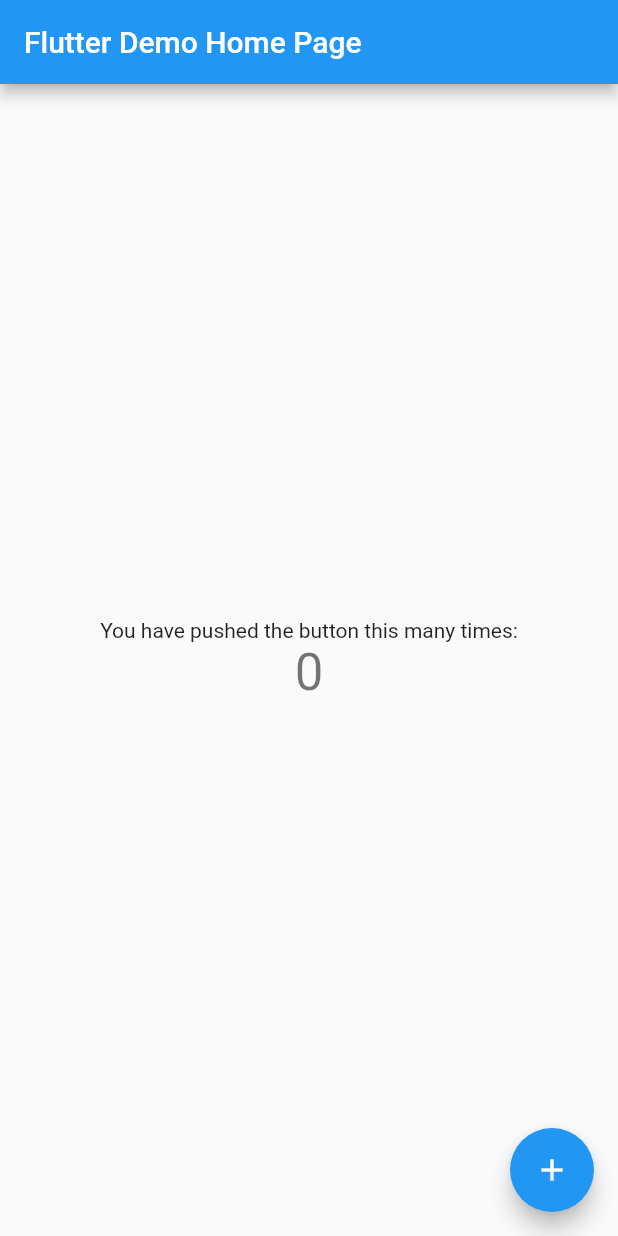
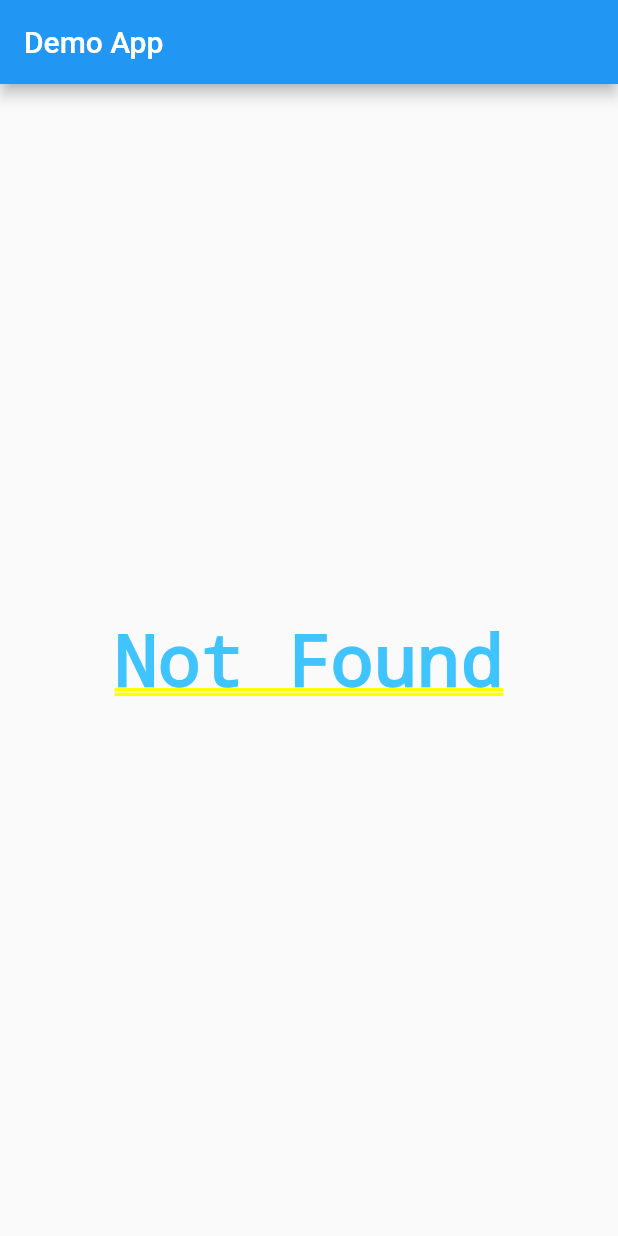
Before and after one commit to valdio/flutter-redux-mvvm, a Flutter app: the screen it shows after launch, on a phone screen of 412 x 824 dp. Run offline on Flutter 3.47's test engine with Material 2 defaults, Android fonts, the phone set to English and light mode, and no system bars; generated files the repository leaves out were written again.

Commit message:
setup basic app routing

```diff
--- /dev/null
+++ b/lib/App.dart
@@ -0,0 +1,25 @@
+import 'package:flutter/material.dart';
+import 'config/Routes.dart';
+
+class App extends StatelessWidget {
+  @override
+  Widget build(BuildContext context) {
+    return Scaffold(
+      appBar: AppBar(title: Text('Demo App')),
+      body: MaterialApp(
+        debugShowCheckedModeBanner: false,
+        onGenerateRoute: (RouteSettings settings) {
+          return MaterialPageRoute(
+            builder: (BuildContext context) => makeRoute(
+              context: context,
+              routeName: settings.name,
+              arguments: settings.arguments,
+            ),
+            maintainState: true,
+            fullscreenDialog: false,
+          );
+        },
+      ),
+    );
+  }
+}
--- /dev/null
+++ b/lib/config/Routes.dart
@@ -0,0 +1,43 @@
+import 'package:flutter/cupertino.dart';
+import 'package:flutter_redux_mvvm/features/gallery/GalleryScreen.dart';
+import 'package:flutter_redux_mvvm/features/notFound/NotFoundScreen.dart';
+
+//Routes
+const String INDEX = '/';
+const String GALLERY = '/gallery';
+
+Widget makeRoute(
+    {@required BuildContext context,
+    @required String routeName,
+    Object arguments}) {
+  final Widget child =
+      _buildRoute(context: context, routeName: routeName, arguments: arguments);
+  return child;
+}
+
+Widget _buildRoute(
+    {@required BuildContext context,
+    @required String routeName,
+    Object arguments}) {
+  switch (routeName) {
+    case INDEX:
+      return NotFoundScreen();
+    case GALLERY:
+      return GalleryScreen();
+
+    //    case EVENT:
+//      String id = 'some-random-id'; //temp id
+//      String eventID = arguments ?? id;
+//
+//      return EventScreen(eventID);
+//    case PLACE:
+//      String id = '3e0de3e0-c-766a2c54bb77'; //temp id
+//      String placeID = arguments ?? id;
+//      return PlaceScreen(placeID);
+//    case SEARCH_RESULT:
+//      String searchQuery = arguments;
+//      return SearchResultScreen(searchString: searchQuery);
+    default:
+      return NotFoundScreen();
+  }
+}
--- /dev/null
+++ b/lib/features/notFound/NotFoundScreen.dart
@@ -0,0 +1,12 @@
+import 'package:flutter/material.dart';
+
+class NotFoundScreen extends StatelessWidget {
+  @override
+  Widget build(BuildContext context) {
+    return Container(
+      child: Center(
+        child: Text('Not Found', style: TextStyle(color: Colors.lightBlueAccent),),
+      ),
+    );
+  }
+}
--- a/lib/main.dart
+++ b/lib/main.dart
@@ -1,111 +1,14 @@
 import 'package:flutter/material.dart';
+import 'package:flutter_redux_mvvm/App.dart';
 
 void main() => runApp(MyApp());
 
 class MyApp extends StatelessWidget {
-  // This widget is the root of your application.
   @override
   Widget build(BuildContext context) {
     return MaterialApp(
-      title: 'Flutter Demo',
-      theme: ThemeData(
-        // This is the theme of your application.
-        //
-        // Try running your application with "flutter run". You'll see the
-        // application has a blue toolbar. Then, without quitting the app, try
-        // changing the primarySwatch below to Colors.green and then invoke
-        // "hot reload" (press "r" in the console where you ran "flutter run",
-        // or simply save your changes to "hot reload" in a Flutter IDE).
-        // Notice that the counter didn't reset back to zero; the application
-        // is not restarted.
-        primarySwatch: Colors.blue,
-      ),
-      home: MyHomePage(title: 'Flutter Demo Home Page'),
+      debugShowCheckedModeBanner: false,
+      home: App(),
     );
   }
 }
-
-class MyHomePage extends StatefulWidget {
-  MyHomePage({Key key, this.title}) : super(key: key);
-
-  // This widget is the home page of your application. It is stateful, meaning
-  // that it has a State object (defined below) that contains fields that affect
-  // how it looks.
-
-  // This class is the configuration for the state. It holds the values (in this
-  // case the title) provided by the parent (in this case the App widget) and
-  // used by the build method of the State. Fields in a Widget subclass are
-  // always marked "final".
-
-  final String title;
-
-  @override
-  _MyHomePageState createState() => _MyHomePageState();
-}
-
-class _MyHomePageState extends State<MyHomePage> {
-  int _counter = 0;
-
-  void _incrementCounter() {
-    setState(() {
-      // This call to setState tells the Flutter framework that something has
-      // changed in this State, which causes it to rerun the build method below
-      // so that the display can reflect the updated values. If we changed
-      // _counter without calling setState(), then the build method would not be
-      // called again, and so nothing would appear to happen.
-      _counter++;
-    });
-  }
-
-  @override
-  Widget build(BuildContext context) {
-    // This method is rerun every time setState is called, for instance as done
-    // by the _incrementCounter method above.
-    //
-    // The Flutter framework has been optimized to make rerunning build methods
-    // fast, so that you can just rebuild anything that needs updating rather
-    // than having to individually change instances of widgets.
-    return Scaffold(
-      appBar: AppBar(
-        // Here we take the value from the MyHomePage object that was created by
-        // the App.build method, and use it to set our appbar title.
-        title: Text(widget.title),
-      ),
-      body: Center(
-        // Center is a layout widget. It takes a single child and positions it
-        // in the middle of the parent.
-        child: Column(
-          // Column is also a layout widget. It takes a list of children and
-          // arranges them vertically. By default, it sizes itself to fit its
-          // children horizontally, and tries to be as tall as its parent.
-          //
-          // Invoke "debug painting" (press "p" in the console, choose the
-          // "Toggle Debug Paint" action from the Flutter Inspector in Android
-          // Studio, or the "Toggle Debug Paint" command in Visual Studio Code)
-          // to see the wireframe for each widget.
-          //
-          // Column has various properties to control how it sizes itself and
-          // how it positions its children. Here we use mainAxisAlignment to
-          // center the children vertically; the main axis here is the vertical
-          // axis because Columns are vertical (the cross axis would be
-          // horizontal).
-          mainAxisAlignment: MainAxisAlignment.center,
-          children: <Widget>[
-            Text(
-              'You have pushed the button this many times:',
-            ),
-            Text(
-              '$_counter',
-              style: Theme.of(context).textTheme.display1,
-            ),
-          ],
-        ),
-      ),
-      floatingActionButton: FloatingActionButton(
-        onPressed: _incrementCounter,
-        tooltip: 'Increment',
-        child: Icon(Icons.add),
-      ), // This trailing comma makes auto-formatting nicer for build methods.
-    );
-  }
-}
```
Also changed, not shown: lib/features/gallery/GalleryScreen.dart (added, +10 -0 lines), 1 other file.
